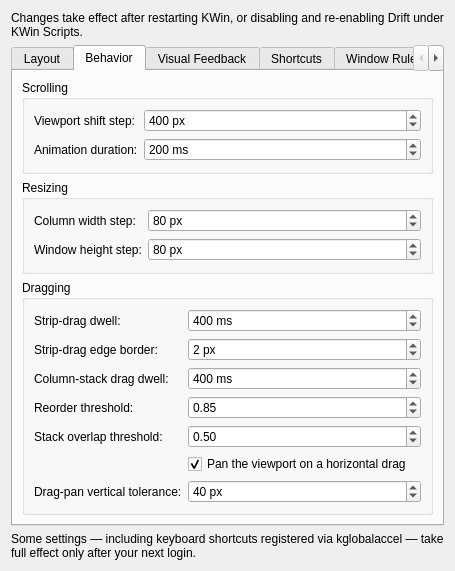
The window that drift/ui/config.ui (epicodic/drift) describes before a commit, drawn with Qt 5.
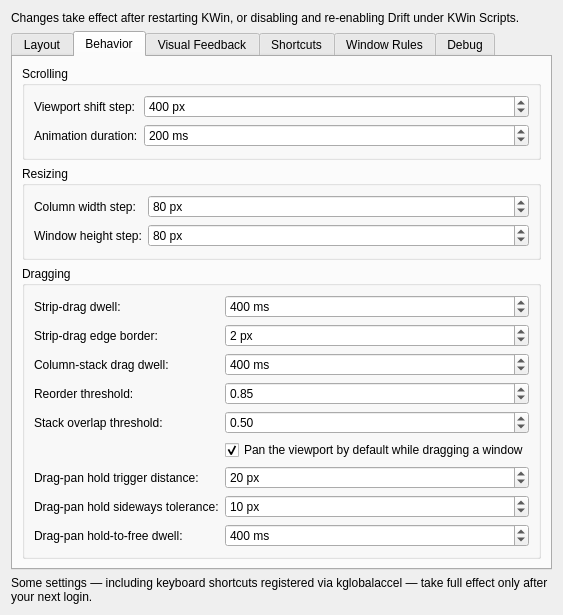
The same window after the commit. The open tabs and pages were chosen to show the change.

Commit message: new pan and drag behavior

Patch:
```diff
--- a/drift/ui/config.ui
+++ b/drift/ui/config.ui
@@ -493,7 +493,7 @@
                                                     <string>An almost-purely-horizontal drag pans the viewport instead of reordering the dragged window's column</string>
                                                 </property>
                                                 <property name="text">
-                                                    <string>Pan the viewport on a horizontal drag</string>
+                                                    <string>Pan the viewport by default while dragging a window</string>
                                                 </property>
                                                 <property name="checked">
                                                     <bool>true</bool>
@@ -503,7 +503,7 @@
                                         <item row="6" column="0">
                                             <widget class="QLabel" name="label_dragPanVerticalTolerancePx">
                                                 <property name="text">
-                                                    <string>Drag-pan vertical tolerance:</string>
+                                                    <string>Drag-pan hold trigger distance:</string>
                                                 </property>
                                             </widget>
                                         </item>
@@ -522,7 +522,59 @@
                                                     <number>500</number>
                                                 </property>
                                                 <property name="value">
-                                                    <number>40</number>
+                                                    <number>20</number>
+                                                </property>
+                                            </widget>
+                                        </item>
+                                        <item row="7" column="0">
+                                            <widget class="QLabel" name="label_dragPanHorizontalTolerancePx">
+                                                <property name="text">
+                                                    <string>Drag-pan hold sideways tolerance:</string>
+                                                </property>
+                                            </widget>
+                                        </item>
+                                        <item row="7" column="1">
+                                            <widget class="QSpinBox" name="kcfg_dragPanHorizontalTolerancePx">
+                                                <property name="toolTip">
+                                                    <string>Horizontal drift, in pixels, allowed since a hold-to-free gesture started before it's canceled</string>
+                                                </property>
+                                                <property name="suffix">
+                                                    <string> px</string>
+                                                </property>
+                                                <property name="minimum">
+                                                    <number>0</number>
+                                                </property>
+                                                <property name="maximum">
+                                                    <number>500</number>
+                                                </property>
+                                                <property name="value">
+                                                    <number>10</number>
+                                                </property>
+                                            </widget>
+                                        </item>
+                                        <item row="8" column="0">
+                                            <widget class="QLabel" name="label_dragPanFreeDwellMs">
+                                                <property name="text">
+                                                    <string>Drag-pan hold-to-free dwell:</string>
+                                                </property>
+                                            </widget>
+                                        </item>
+                                        <item row="8" column="1">
+                                            <widget class="QSpinBox" name="kcfg_dragPanFreeDwellMs">
+                                                <property name="toolTip">
+                                                    <string>How long a hold-to-free gesture must be sustained before the drag is freed into normal reorder/stack/cross-strip-drag behavior</string>
+                                                </property>
+                                                <property name="suffix">
+                                                    <string> ms</string>
+                                                </property>
+                                                <property name="minimum">
+                                                    <number>0</number>
+                                                </property>
+                                                <property name="maximum">
+                                                    <number>2000</number>
+                                                </property>
+                                                <property name="value">
+                                                    <number>400</number>
                                                 </property>
                                             </widget>
                                         </item>
```
Left out of the diff: 8 changed lines with no effect on the pictures. The commit also changes 17 other files.
